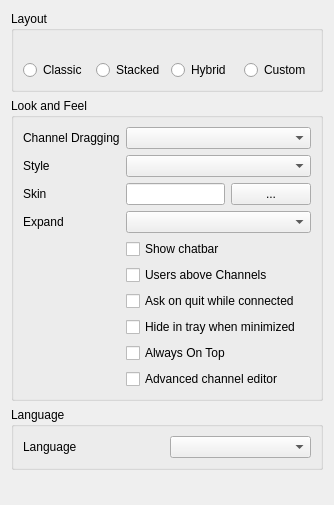
Qt form src/mumble/LookConfig.ui (mumble-voip/mumble) before a commit.
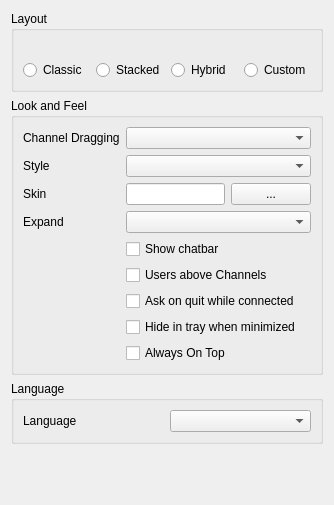
The same form after that commit. Icons and pictures are not drawn.

Commit message: Merge expert config and advanced acl options

The edit to the form file:
```diff
--- a/src/mumble/LookConfig.ui
+++ b/src/mumble/LookConfig.ui
@@ -297,20 +297,6 @@
         </property>
        </widget>
       </item>
-      <item row="9" column="1" colspan="2">
-       <widget class="QCheckBox" name="qcbAdvancedACL">
-        <property name="toolTip">
-         <string>Enabled advanced channel editor</string>
-        </property>
-        <property name="whatsThis">
-         <string>&lt;b&gt;Advanced channel editor&lt;/b&gt;&lt;br/&gt;
-This will enable advanced group and ACL editor functionality in the channel editor dialog.</string>
-        </property>
-        <property name="text">
-         <string>Advanced channel editor</string>
-        </property>
-       </widget>
-      </item>
      </layout>
     </widget>
    </item>
```
The commit also changes 4 other files.
